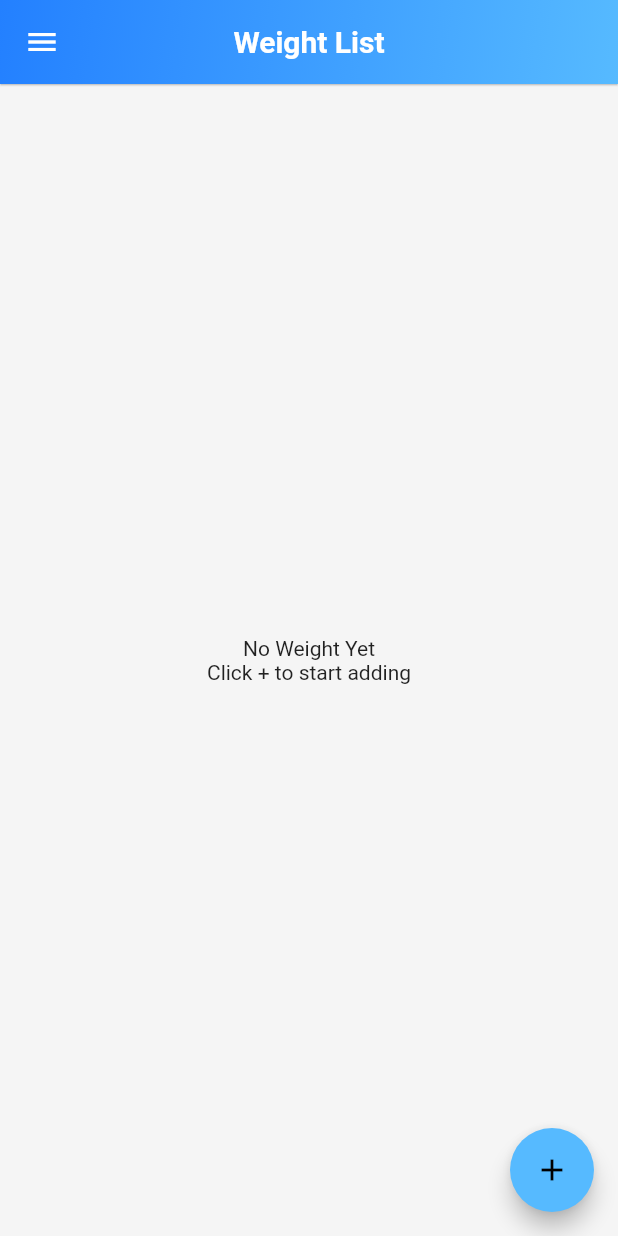
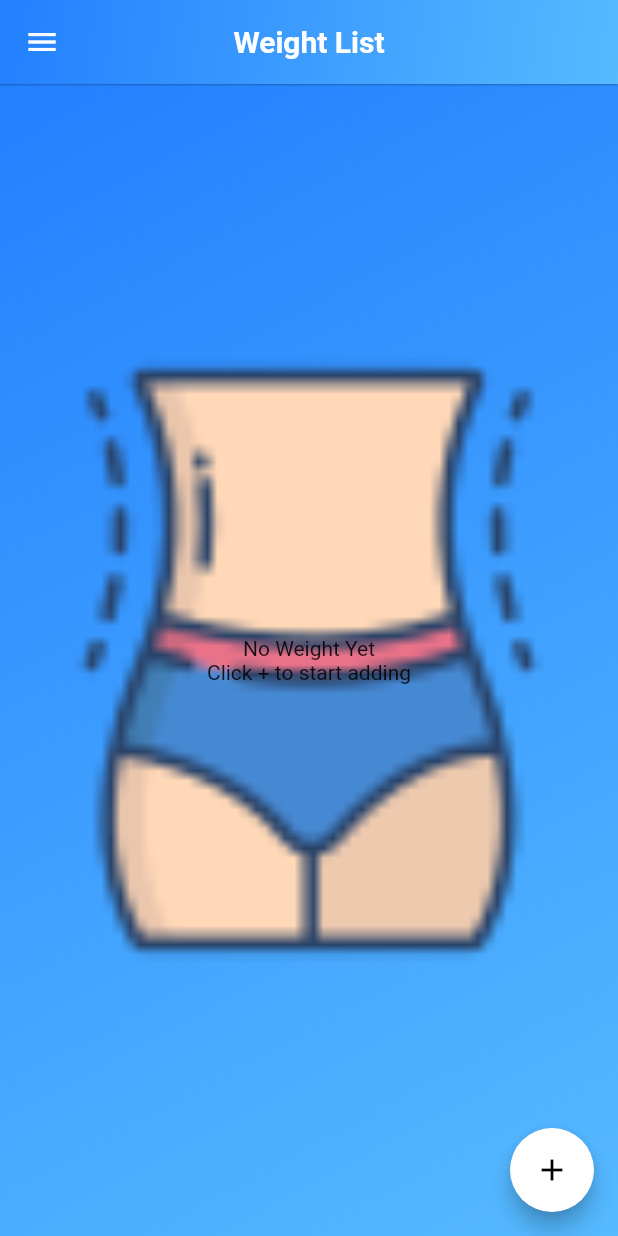
Before and after one commit to PraveenRoshane/Fitness-Tracker-App, a Flutter app: the UpdateWeight screen opened directly with empty values, after a tap on "Update", after a tap on the "delete" icon, on a phone screen of 412 x 824 dp. Run offline on Flutter 3.47's test engine with Material 2 defaults, Android fonts, the phone set to English and light mode, and no system bars; our stand-ins replace cloud_firestore, firebase_auth, firebase_core, flutter_svg, font_awesome_flutter, hexcolor and 1 more; accounts and stored records are empty.

Commit message:
updated weight tracker

```diff
--- a/lib/models/weight_modal.dart
+++ b/lib/models/weight_modal.dart
@@ -2,14 +2,14 @@ import 'package:cloud_firestore/cloud_firestore.dart';
 
 class Weight {
   String id;
-  final String name;
+  final String date;
   final int age;
   final num weight;
 
 
   Weight({
     required this.id,
-    required this.name,
+    required this.date,
     required this.age,
     required this.weight,
 
@@ -20,7 +20,8 @@ class Weight {
       DocumentSnapshot<Map<String, dynamic>> snapshot) {
     return Weight(
       id: snapshot.id,
-      name: snapshot.data()?['name'],
+
+      date: snapshot.data()?['date'],
       age: snapshot.data()?['age'],
       weight: snapshot.data()?['weight'],
 
@@ -30,7 +31,7 @@ class Weight {
 
   Map<String, dynamic> toMap() {
     return {
-      'name': name,
+      'date': date,
       'age': age,
       'weight': weight,
 
@@ -41,14 +42,14 @@ class Weight {
   Map<String, dynamic> toJson() => {
     "id": id,
     "age": age,
-    "name": name,
+    "date": date,
     "weight": weight,
 
   };
   factory Weight.fromJson(Map<String, dynamic> json) => Weight(
     id: json["id"],
     age: json["age"],
-    name: json["name"],
+    date: json["date"],
     weight: json["weight"].toDouble(),
 
 
--- a/lib/screens/weightTracker/add_weight.dart
+++ b/lib/screens/weightTracker/add_weight.dart
@@ -130,12 +130,12 @@ class _AddWeightState extends State<AddWeight> {
             getMyField(
                 focusNode: focusNode,
                 hintText: 'Age',
-                textInputType: TextInputType.number,
+                //textInputType: TextInputType.number,
                 controller: _rollController),
-            getMyField(hintText: 'Name', controller: _nameController),
+            getMyField(hintText: 'Date', controller: _nameController),
             getMyField(
                 hintText: 'Weight',
-                textInputType: TextInputType.number,
+                //textInputType: TextInputType.number,
                 controller: _weightController),
             // getMyField(
             //     hintText: 'Date',
@@ -154,7 +154,7 @@ class _AddWeightState extends State<AddWeight> {
                       //
                       Weight weight = Weight(
                         age: int.parse(_rollController.text),
-                        name: _nameController.text,
+                        date: _nameController.text,
                         weight: double.parse(_weightController.text), id: '',
                        // date: DateTime.now(),
                         //time: int.parse(_timeController.text), id: '',
@@ -194,7 +194,7 @@ class _AddWeightState extends State<AddWeight> {
 
   Widget getMyField(
       {required String hintText,
-      TextInputType textInputType = TextInputType.name,
+
       required TextEditingController controller,
       FocusNode? focusNode}) {
     return Padding(
@@ -202,7 +202,7 @@ class _AddWeightState extends State<AddWeight> {
       child: TextField(
         focusNode: focusNode,
         controller: controller,
-        keyboardType: textInputType,
+
         decoration: InputDecoration(
             hintText: 'Enter $hintText',
             labelText: hintText,
--- a/lib/screens/weightTracker/home_page.dart
+++ b/lib/screens/weightTracker/home_page.dart
@@ -24,7 +24,7 @@ class HomePage extends StatelessWidget {
 
   @override
   Widget build(BuildContext context) {
-    //var size = MediaQuery.of(context).size;
+    var size = MediaQuery.of(context).size;
     return Scaffold(
       appBar: AppBar(
         title: const Text('Weight List',
@@ -38,8 +38,13 @@ class HomePage extends StatelessWidget {
                   begin: Alignment.topLeft,
                   end: Alignment.bottomRight,
                   colors: <Color>[
-                      Theme.of(context).primaryColor,
-                      Theme.of(context).colorScheme.secondary,
+                    Theme
+                        .of(context)
+                        .primaryColor,
+                    Theme
+                        .of(context)
+                        .colorScheme
+                        .secondary,
                   ])),
         ),
         centerTitle: true,
@@ -90,21 +95,35 @@ class HomePage extends StatelessWidget {
                     1.0
                   ],
                   colors: [
-                      Theme.of(context).primaryColor.withOpacity(0.2),
-                      Theme.of(context).colorScheme.secondary.withOpacity(0.5),
+                    Theme
+                        .of(context)
+                        .primaryColor
+                        .withOpacity(0.2),
+                    Theme
+                        .of(context)
+                        .colorScheme
+                        .secondary
+                        .withOpacity(0.5),
                   ])),
           child: ListView(
             children: [
               DrawerHeader(
                 decoration: BoxDecoration(
-                    color: Theme.of(context).primaryColor,
+                  color: Theme
+                      .of(context)
+                      .primaryColor,
                   gradient: LinearGradient(
                     begin: Alignment.topLeft,
                     end: Alignment.bottomRight,
                     stops: const [0.0, 1.0],
                     colors: [
-                        Theme.of(context).primaryColor,
-                        Theme.of(context).colorScheme.secondary,
+                      Theme
+                          .of(context)
+                          .primaryColor,
+                      Theme
+                          .of(context)
+                          .colorScheme
+                          .secondary,
                     ],
                   ),
                 ),
@@ -123,13 +142,19 @@ class HomePage extends StatelessWidget {
                 leading: Icon(
                   Icons.home_rounded,
                   size: _drawerIconSize,
-                    color: Theme.of(context).colorScheme.secondary,
+                  color: Theme
+                      .of(context)
+                      .colorScheme
+                      .secondary,
                 ),
                 title: Text(
                   'Home',
                   style: TextStyle(
                       fontSize: _drawerFontSize,
-                        color: Theme.of(context).colorScheme.secondary),
+                      color: Theme
+                          .of(context)
+                          .colorScheme
+                          .secondary),
                 ),
                 onTap: () {
                   Navigator.push(
@@ -139,20 +164,28 @@ class HomePage extends StatelessWidget {
                 },
               ),
               Divider(
-                  color: Theme.of(context).primaryColor,
+                color: Theme
+                    .of(context)
+                    .primaryColor,
                 height: 1,
               ),
               ListTile(
                 leading: Icon(
                   Icons.logout_rounded,
                   size: _drawerIconSize,
-                    color: Theme.of(context).colorScheme.secondary,
+                  color: Theme
+                      .of(context)
+                      .colorScheme
+                      .secondary,
                 ),
                 title: Text(
                   'Logout',
                   style: TextStyle(
                       fontSize: _drawerFontSize,
-                        color: Theme.of(context).colorScheme.secondary),
+                      color: Theme
+                          .of(context)
+                          .colorScheme
+                          .secondary),
                 ),
                 onTap: () async {
                   await FirebaseAuth.instance.signOut();
@@ -166,51 +199,65 @@ class HomePage extends StatelessWidget {
           ),
         ),
       ),
-        body: FutureBuilder<QuerySnapshot>(
+      body: Container(
+        height: size.height,
+        decoration: BoxDecoration(
+          gradient: LinearGradient(
+              begin: Alignment.topLeft,
+              end: Alignment.bottomRight,
+              colors: <Color>[
+                Theme
+                    .of(context)
+                    .primaryColor,
+                Theme
+                    .of(context)
+                    .colorScheme
+                    .secondary,
+              ]),
+          image: const DecorationImage(
+            image: AssetImage("assets/images/icons8-fitness-64.png"),
+            fit: BoxFit.fitWidth,
+          ),
+        ),
+        child: FutureBuilder<QuerySnapshot>(
           future: _reference.get(),
           builder: (context, snapshot) {
-            // Check for error
             if (snapshot.hasError) {
               return const Center(
                 child: Text('Something went wrong'),
               );
             }
-            // if data received
             if (snapshot.hasData) {
               QuerySnapshot querySnapshot = snapshot.data!;
+
               List<QueryDocumentSnapshot> documents = querySnapshot.docs;
               // Convert data to List
               List<Weight> weights = documents
-                  .map((e) => Weight(
+                  .map((e) =>
+                  Weight(
                     id: e['id'],
                     age: e['age'],
-                name: e['name'],
-                weight: e['weight'],
-
-              ))
+                    date: e['date'],
+                    weight: e['weight'],))
                   .toList();
               return _getBody(weights);
             } else {
-              // Show Loading
               return const Center(
                 child: CircularProgressIndicator(),
               );
             }
           },
-          // child: _getBody()
+        ),
       ),
       floatingActionButton: FloatingActionButton(
         onPressed: (() {
-            //
-            Navigator.push(
-                context,
-                MaterialPageRoute(
-                  builder: (context) => const AddWeight(),
-                ));
-            //
+          Navigator.push(context,
+              MaterialPageRoute(builder: (context) => const AddWeight()));
         }),
+        backgroundColor: Colors.white,
         child: const Icon(Icons.add),
-        ));
+      ),
+    );
   }
 
   Widget _getBody(weights) {
@@ -230,7 +277,15 @@ class HomePage extends StatelessWidget {
             ? Colors.red
             : Colors.green,
         child: ListTile(
-          title: Text(weights[index].name),
+          title:
+          Column(
+            mainAxisAlignment: MainAxisAlignment.spaceEvenly,
+            crossAxisAlignment: CrossAxisAlignment.start,
+            children: [
+              Text(weights[index].date),
+
+            ],
+          ),
           subtitle: Text('Age: ${weights[index].age}'),
           leading: CircleAvatar(
             radius: 25,
@@ -259,6 +314,7 @@ class HomePage extends StatelessWidget {
                 ),
                 InkWell(
                   child: const Icon(Icons.delete),
+
                   onTap: () {
                     //
                     _reference.doc(weights[index].id).delete();
--- a/lib/screens/weightTracker/update_weight.dart
+++ b/lib/screens/weightTracker/update_weight.dart
@@ -21,7 +21,7 @@ class UpdateWeight extends StatelessWidget {
   @override
   Widget build(BuildContext context) {
     _rollController.text = '${weight.age}';
-    _nameController.text = weight.name;
+    _nameController.text = weight.date;
     _weightController.text = '${weight.weight}';
     return Scaffold(
       appBar: AppBar(
@@ -80,14 +80,12 @@ class UpdateWeight extends StatelessWidget {
           children: [
             const SizedBox(height: 20),
             getMyField(
-                focusNode: focusNode,
+
                 hintText: 'Age',
-                textInputType: TextInputType.number,
                 controller: _rollController),
-            getMyField(hintText: 'Name', controller: _nameController),
+            getMyField(hintText: 'Date', controller: _nameController),
             getMyField(
                 hintText: 'Weight',
-                textInputType: TextInputType.number,
                 controller: _weightController),
             Row(
               mainAxisAlignment: MainAxisAlignment.spaceEvenly,
@@ -99,7 +97,7 @@ class UpdateWeight extends StatelessWidget {
                       Weight updatedWeight = Weight(
                         id: weight.id,
                         age: int.parse(_rollController.text),
-                        name: _nameController.text,
+                        date: _nameController.text,
                         weight: double.parse(_weightController.text),
                         //date: DateTime.now(),
                         //time: int.parse(_timeController.text)
@@ -145,15 +143,15 @@ class UpdateWeight extends StatelessWidget {
 
   Widget getMyField(
       {required String hintText,
-        TextInputType textInputType = TextInputType.name,
+
         required TextEditingController controller,
         FocusNode? focusNode}) {
     return Padding(
       padding: const EdgeInsets.all(10.0),
       child: TextField(
-        focusNode: focusNode,
+
         controller: controller,
-        keyboardType: textInputType,
+
         decoration: InputDecoration(
             hintText: 'Enter $hintText',
             labelText: hintText,
```
Also changed, not shown: assets/images/icons8-fitness-64.png (added), assets/images/weight.png (added). Lines whose indentation alone changed are shown as unchanged.
